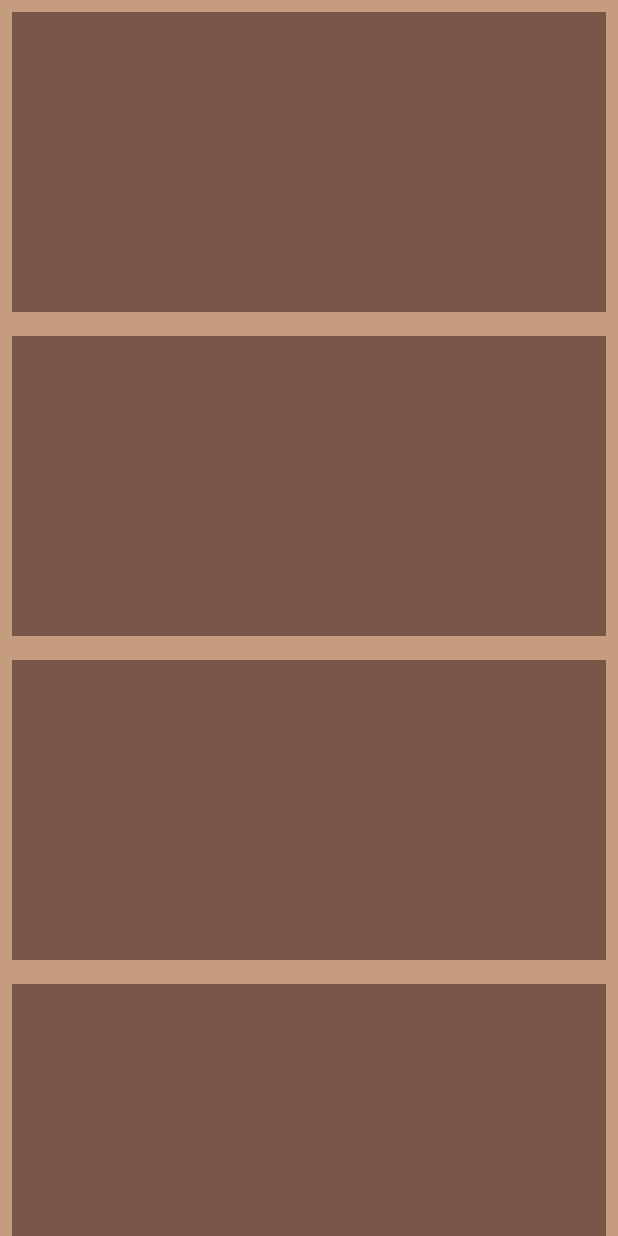
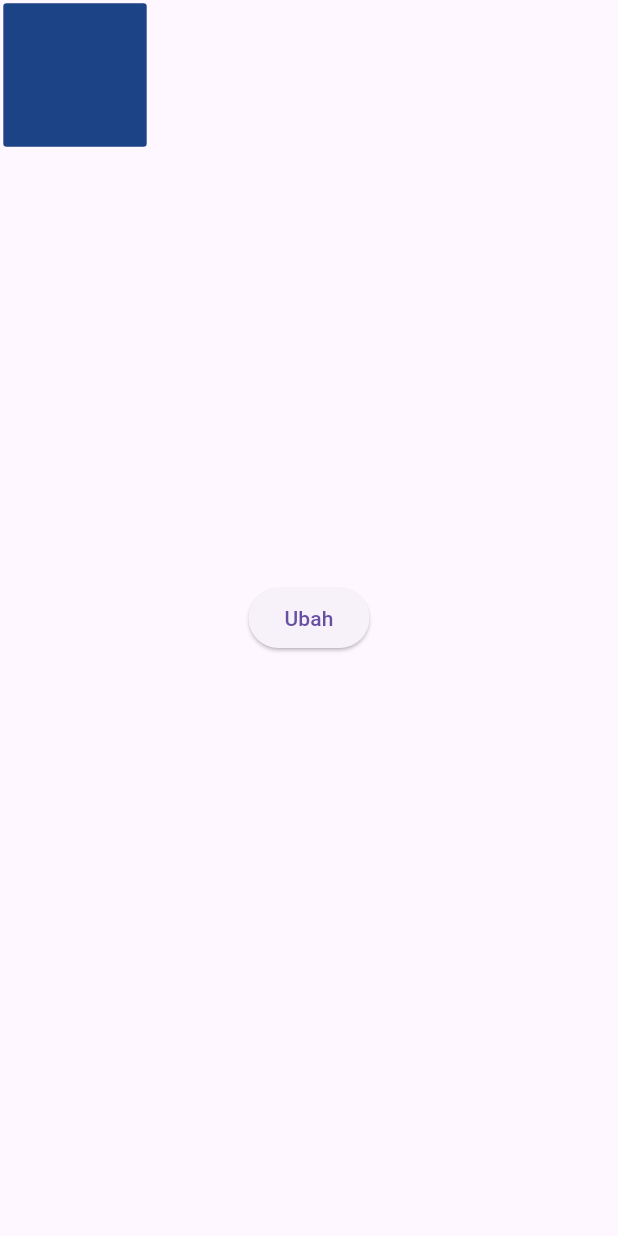
Before and after one commit to anandarahayu22/Sutori_App, a Flutter app: the AddStoryScreen screen opened directly, on a phone screen of 412 x 824 dp. Run offline on Flutter 3.47's test engine with Material 3 defaults, Android fonts, the phone set to English and light mode, and no system bars.

Commit message:
first commit

```diff
--- a/lib/add_story_screen.dart
+++ b/lib/add_story_screen.dart
@@ -1,41 +1,96 @@
+import 'dart:math';
 import 'package:flutter/material.dart';
 
-class AddStoryScreen extends StatelessWidget {
-  const AddStoryScreen({Key? key}) : super(key: key);
+double randomBorderRadius() {
+  return Random().nextDouble() * 20;
+}
+
+double randomMargin() {
+  return Random().nextDouble() * 20;
+}
+
+Color randomColor() {
+  return Color((Random().nextDouble() * 0xFFFFFF).toInt()).withOpacity(1.0);
+}
+
+class AddStoryScreen extends StatefulWidget {
+  const AddStoryScreen({super.key});
+
+  @override
+  State<AddStoryScreen> createState() => _AddStoryScreenState();
+}
+
+class _AddStoryScreenState extends State<AddStoryScreen> {
+  late double borderRadius;
+  late double margin;
+  late Color color;
+  Offset position = Offset(0, 0);
+
+  @override
+  void initState() {
+    super.initState();
+    borderRadius = randomBorderRadius();
+    margin = randomMargin();
+    color = randomColor();
+  }
+
+  void changesState() {
+    setState(() {
+      borderRadius = randomBorderRadius();
+      margin = randomMargin();
+      color = randomColor();
+    });
+  }
 
   @override
   Widget build(BuildContext context) {
     return Scaffold(
-      backgroundColor: Color.fromARGB(154, 161, 91, 41),
-      body: LayoutBuilder(
-        builder: (BuildContext context, constraints) {
-          if (constraints.maxWidth < 600) {
-            return ListView(
-              children: _generateConstraints(),
-            );
-          } else if (constraints.maxWidth < 900) {
-            return GridView.count(
-              crossAxisCount: 2,
-              children: _generateConstraints(),
-            );
-          } else {
-            return GridView.count(
-              crossAxisCount: 6,
-              children: _generateConstraints(),
-            );
-          }
-        },
+      body: Stack(
+        children: [
+          Positioned(
+            left: position.dx,
+            top: position.dy,
+            child: Draggable(
+              feedback: buildAnimatedContainer(),
+              childWhenDragging: Container(),
+              onDragEnd: (details) {
+                setState(() {
+                  position = details.offset;
+                });
+              },
+              child: buildAnimatedContainer(),
+            ),
+          ),
+          Center(
+            child: ElevatedButton(
+              onPressed: changesState,
+              child: Text('Ubah'),
+            ),
+          ),
+        ],
       ),
     );
   }
 
-  List<Widget> _generateConstraints() {
-    return List<Widget>.generate(10, (index) {
-      return Container(
-        margin: EdgeInsets.all(8),
-        color: Colors.brown,
-        height: 200,
-      );
-    });
+  Widget buildAnimatedContainer() {
+    return SizedBox(
+      width: 100,
+      height: 100,
+      child: AnimatedContainer(
+        duration: Duration(milliseconds: 2000),
+        curve: Curves.bounceIn,
+        margin: EdgeInsets.all(margin),
+        decoration: BoxDecoration(
+          color: color,
+          borderRadius: BorderRadius.circular(borderRadius),
+        ),
+      ),
+    );
   }
 }
+
+void main() {
+  runApp(MaterialApp(
+    home: AddStoryScreen(),
+  ));
+}
```
Also changed, not shown: lib/home_screen.dart (+46 -47 lines), lib/info_detail_screen.dart (+66 -20 lines), pubspec.yaml (+4 -6 lines), assets/kilua.jpg (added).
